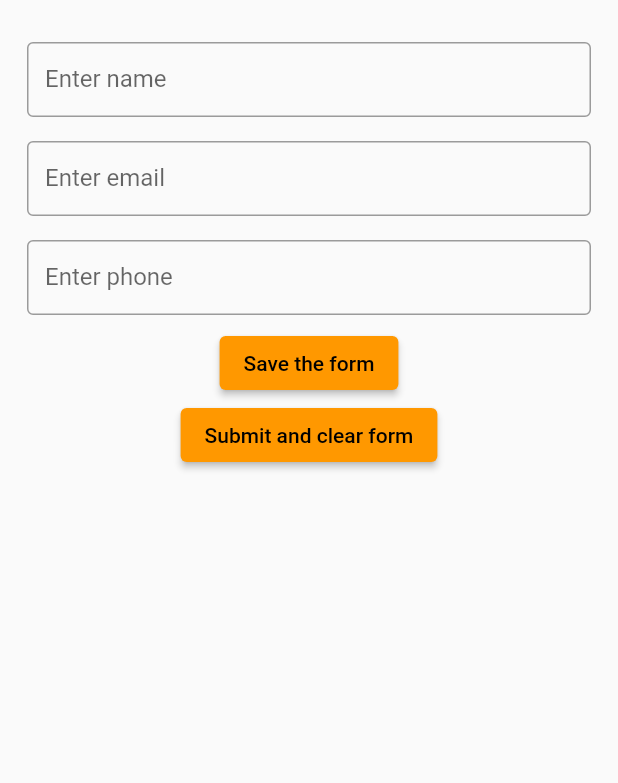
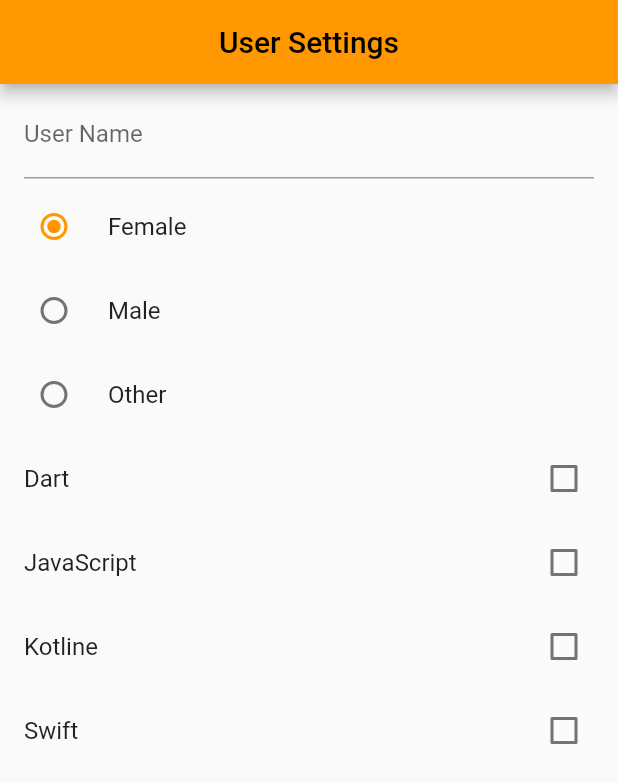
Before and after one commit to RRKawchar/shared_preference_app, a Flutter app: the screen it shows after launch, on a phone screen of 412 x 824 dp. Shown: the top 783 px of the screen. Run offline on Flutter 3.47's test engine with Material 2 defaults, Android fonts, the phone set to English and light mode, and no system bars; our stand-ins replace shared_preferences.

Commit message:
user settings

```diff
--- a/lib/main.dart
+++ b/lib/main.dart
@@ -1,5 +1,6 @@
 import 'package:flutter/material.dart';
 import 'package:shared_preference_app/shared_pre_demo1/views/demo1_home_screen.dart';
+import 'package:shared_preference_app/shared_pre_demo2/views/demo2_home_screen.dart';
 import 'package:shared_preference_app/todo_project/screens/home_screen.dart';
 
 void main(){
@@ -16,7 +17,7 @@ class MyApp extends StatelessWidget{
       ),
       debugShowCheckedModeBanner: false,
 
-      home: Demo1HomeScreen(),
+      home: Demo2HomeScreen(),
     );
   }
 }
--- /dev/null
+++ b/lib/shared_pre_demo2/model/model.dart
@@ -0,0 +1,3 @@
+enum Gender{FEMALE,MALE,OTHER}
+
+enum ProgrammingLanguage{DART,JAVASCRIPT,KOTLIN,SWIFT}
--- /dev/null
+++ b/lib/shared_pre_demo2/views/demo2_home_screen.dart
@@ -0,0 +1,110 @@
+import 'package:flutter/material.dart';
+
+import '../model/model.dart';
+
+class Demo2HomeScreen extends StatefulWidget {
+  const Demo2HomeScreen({Key? key}) : super(key: key);
+
+  @override
+  State<Demo2HomeScreen> createState() => _Demo2HomeScreenState();
+}
+
+class _Demo2HomeScreenState extends State<Demo2HomeScreen> {
+
+  final nameController=TextEditingController();
+  var _selectedGender=Gender.FEMALE;
+  var _selectedProgramingLanguage=<ProgrammingLanguage>{};
+
+  @override
+  Widget build(BuildContext context) {
+    return Scaffold(
+      appBar: AppBar(
+        title:const Text("User Settings"),
+        centerTitle: true,
+      ),
+      body: ListView(
+        children: [
+          ListTile(
+            title: TextField(
+
+              controller: nameController,
+              decoration: InputDecoration(
+                labelText: "User Name"
+              ),
+            ),
+          ),
+          RadioListTile(
+            title:const Text("Female"),
+              value: Gender.FEMALE,
+              groupValue: _selectedGender,
+              onChanged: (newValue){
+
+              setState(() {
+                _selectedGender=newValue!;
+              });
+              }
+          ),
+          RadioListTile(
+              title:const Text("Male"),
+              value: Gender.MALE,
+              groupValue: _selectedGender,
+              onChanged: (newValue){
+
+                setState(() {
+                  _selectedGender=newValue!;
+                });
+              }
+          ),
+          RadioListTile(
+              title:const Text("Other"),
+              value: Gender.OTHER,
+              groupValue: _selectedGender,
+              onChanged: (newValue){
+
+                setState(() {
+                  _selectedGender=newValue!;
+                });
+              }
+          ),
+
+          CheckboxListTile(
+            title: Text("Dart"),
+              value: _selectedProgramingLanguage.contains(ProgrammingLanguage.DART),
+              onChanged: (newChange){
+              setState(() {
+
+              });
+              }
+          ),
+          CheckboxListTile(
+              title: Text("JavaScript"),
+              value: _selectedProgramingLanguage.contains(ProgrammingLanguage.DART),
+              onChanged: (newChange){
+                setState(() {
+
+                });
+              }
+          ),
+          CheckboxListTile(
+              title: Text("Kotline"),
+              value: _selectedProgramingLanguage.contains(ProgrammingLanguage.DART),
+              onChanged: (newChange){
+                setState(() {
+
+                });
+              }
+          ),
+          CheckboxListTile(
+              title: Text("Swift"),
+              value: _selectedProgramingLanguage.contains(ProgrammingLanguage.DART),
+              onChanged: (newChange){
+                setState(() {
+                 _selectedProgramingLanguage=newChange as Set<ProgrammingLanguage>;
+                });
+              }
+          ),
+        ],
+      ),
+    );
+  }
+}
```
